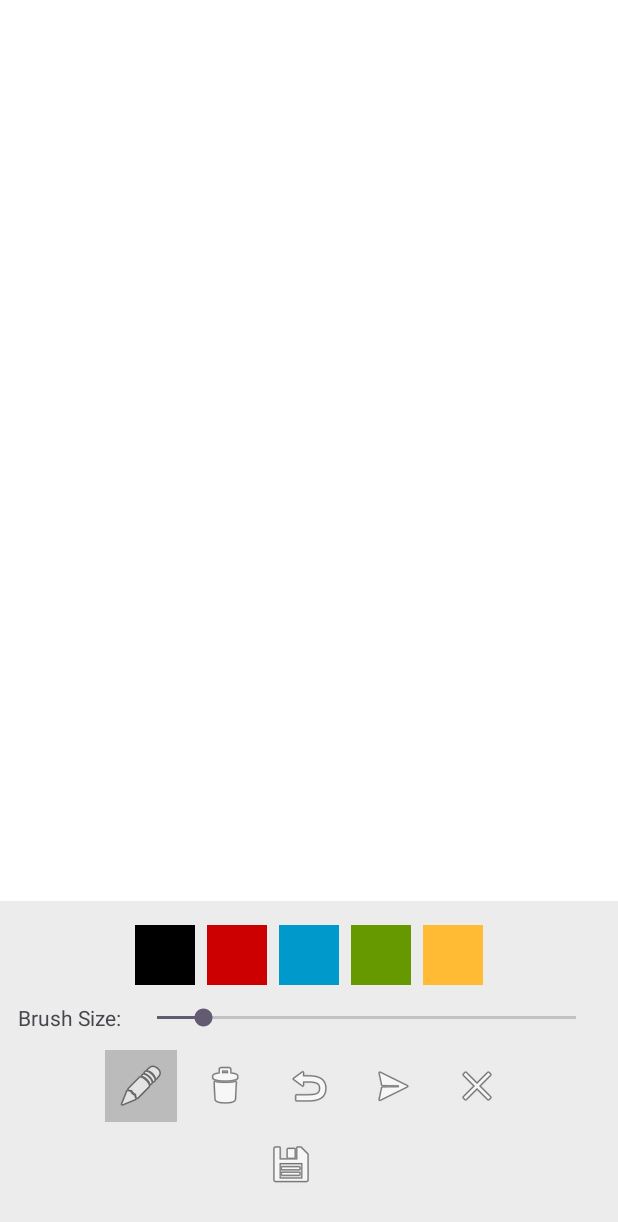
After one commit to YashVerma-code/NotesApp, an Android app: the DrawingActivity screen opened directly, with no data from a screen before it, on a phone screen of 412 x 824 dp. The commit adds this screen. Shown: the top 1222 px of the screen. Run offline under Robolectric (Android 15) with nearby library versions, the phone set to English and light mode, and no system bars; 2 statements that could not run were skipped.

Commit message:
Drawing Part added

```diff
--- /dev/null
+++ b/app/src/main/java/com/example/notesapp/DrawingActivity.java
@@ -0,0 +1,118 @@
+package com.example.notesapp;
+
+import android.content.Intent;
+import android.graphics.Bitmap;
+import android.graphics.Canvas;
+import android.graphics.Color;
+import android.graphics.Paint;
+import android.graphics.Path;
+import android.os.Bundle;
+import android.view.MotionEvent;
+import android.view.View;
+import android.widget.ImageButton;
+import android.widget.LinearLayout;
+import android.widget.SeekBar;
+
+import androidx.appcompat.app.AppCompatActivity;
+
+import java.io.ByteArrayOutputStream;
+import java.util.ArrayList;
+import java.util.Stack;
+
+public class DrawingActivity extends AppCompatActivity {
+
+    private DrawingView drawingView;
+    private ImageButton pencilBtn, eraserBtn, undoBtn, redoBtn, clearBtn, saveBtn, cancelBtn;
+    private ImageButton colorBlackBtn, colorRedBtn, colorBlueBtn, colorGreenBtn, colorYellowBtn;
+    private SeekBar brushSizeSeekBar;
+    private LinearLayout colorPalette;
+
+    @Override
+    protected void onCreate(Bundle savedInstanceState) {
+        super.onCreate(savedInstanceState);
+        setContentView(R.layout.activity_drawing);
+
+        // Initialize drawing view
+        drawingView = findViewById(R.id.drawing_view);
+
+        // Initialize all buttons
+        pencilBtn = findViewById(R.id.pencil_btn);
+        eraserBtn = findViewById(R.id.eraser_btn);
+        undoBtn = findViewById(R.id.undo_btn);
+        redoBtn = findViewById(R.id.redo_btn);
+        clearBtn = findViewById(R.id.clear_btn);
+        saveBtn = findViewById(R.id.save_btn);
+        cancelBtn = findViewById(R.id.cance);
+
+        // Initialize color buttons
+        colorBlackBtn = findViewById(R.id.color_black);
+        colorRedBtn = findViewById(R.id.color_red);
+        colorBlueBtn = findViewById(R.id.color_blue);
+        colorGreenBtn = findViewById(R.id.color_green);
+        colorYellowBtn = findViewById(R.id.color_yellow);
+
+        // Initialize brush size seekbar
+        brushSizeSeekBar = findViewById(R.id.brush_size_seekbar);
+        colorPalette = findViewById(R.id.color_palette);
+
+        // Set default color to black
+        drawingView.setColor(Color.BLACK);
+
+        // Set onClick listeners for buttons
+        pencilBtn.setOnClickListener(v -> {
+            drawingView.setTool(DrawingView.Tool.PENCIL);
+            pencilBtn.setBackgroundColor(Color.LTGRAY);
+            eraserBtn.setBackgroundColor(Color.TRANSPARENT);
+            colorPalette.setVisibility(View.VISIBLE);
+        });
+
+        eraserBtn.setOnClickListener(v -> {
+            drawingView.setTool(DrawingView.Tool.ERASER);
+            eraserBtn.setBackgroundColor(Color.LTGRAY);
+            pencilBtn.setBackgroundColor(Color.TRANSPARENT);
+            colorPalette.setVisibility(View.GONE);
+        });
+
+        undoBtn.setOnClickListener(v -> drawingView.undo());
+        redoBtn.setOnClickListener(v -> drawingView.redo());
+        clearBtn.setOnClickListener(v -> drawingView.clearCanvas());
+
+        saveBtn.setOnClickListener(v -> {
+            Bitmap bitmap = drawingView.getBitmap();
+            ByteArrayOutputStream stream = new ByteArrayOutputStream();
+            bitmap.compress(Bitmap.CompressFormat.PNG, 100, stream);
+            byte[] byteArray = stream.toByteArray();
+
+            Intent resultIntent = new Intent();
+            resultIntent.putExtra("drawing_image", byteArray);
+            setResult(RESULT_OK, resultIntent);
+            finish();
+        });
+
+        cancelBtn.setOnClickListener(v -> {
+            setResult(RESULT_CANCELED);
+            finish();
+        });
+
+        // Color buttons
+        colorBlackBtn.setOnClickListener(v -> drawingView.setColor(Color.BLACK));
+        colorRedBtn.setOnClickListener(v -> drawingView.setColor(Color.RED));
+        colorBlueBtn.setOnClickListener(v -> drawingView.setColor(Color.BLUE));
+        colorGreenBtn.setOnClickListener(v -> drawingView.setColor(Color.GREEN));
+        colorYellowBtn.setOnClickListener(v -> drawingView.setColor(Color.YELLOW));
+
+        // Brush size seekbar
+        brushSizeSeekBar.setOnSeekBarChangeListener(new SeekBar.OnSeekBarChangeListener() {
+            @Override
+            public void onProgressChanged(SeekBar seekBar, int progress, boolean fromUser) {
+                drawingView.setBrushSize(progress + 5); // Min size of 5
+            }
+
+            @Override
+            public void onStartTrackingTouch(SeekBar seekBar) {}
+
+            @Override
+            public void onStopTrackingTouch(SeekBar seekBar) {}
+        });
+    }
+}
--- /dev/null
+++ b/app/src/main/java/com/example/notesapp/DrawingView.java
@@ -0,0 +1,165 @@
+package com.example.notesapp;
+
+import android.content.Context;
+import android.graphics.Bitmap;
+import android.graphics.Canvas;
+import android.graphics.Color;
+import android.graphics.Paint;
+import android.graphics.Path;
+import android.util.AttributeSet;
+import android.view.MotionEvent;
+import android.view.View;
+
+import androidx.annotation.Nullable;
+
+import java.util.Stack;
+
+public class DrawingView extends View {
+
+    // Enum for different drawing tools
+    public enum Tool {
+        PENCIL,
+        ERASER
+    }
+
+    private Path path;
+    private Paint drawPaint, canvasPaint;
+    private int paintColor = Color.BLACK;
+    private Canvas drawCanvas;
+    private Bitmap canvasBitmap;
+    private float brushSize = 10;
+    private Tool currentTool = Tool.PENCIL;
+
+    // For undo/redo functionality
+    private Stack<Path> paths = new Stack<>();
+    private Stack<Paint> paints = new Stack<>();
+    private Stack<Path> redoPaths = new Stack<>();
+    private Stack<Paint> redoPaints = new Stack<>();
+
+    public DrawingView(Context context, @Nullable AttributeSet attrs) {
+        super(context, attrs);
+        setupDrawing();
+    }
+
+    private void setupDrawing() {
+        path = new Path();
+        drawPaint = new Paint();
+
+        drawPaint.setColor(paintColor);
+        drawPaint.setAntiAlias(true);
+        drawPaint.setStrokeWidth(brushSize);
+        drawPaint.setStyle(Paint.Style.STROKE);
+        drawPaint.setStrokeJoin(Paint.Join.ROUND);
+        drawPaint.setStrokeCap(Paint.Cap.ROUND);
+
+        canvasPaint = new Paint(Paint.DITHER_FLAG);
+    }
+
+    @Override
+    protected void onSizeChanged(int w, int h, int oldw, int oldh) {
+        super.onSizeChanged(w, h, oldw, oldh);
+
+        canvasBitmap = Bitmap.createBitmap(w, h, Bitmap.Config.ARGB_8888);
+        drawCanvas = new Canvas(canvasBitmap);
+        drawCanvas.drawColor(Color.WHITE); // White background
+    }
+
+    @Override
+    protected void onDraw(Canvas canvas) {
+        canvas.drawBitmap(canvasBitmap, 0, 0, canvasPaint);
+        canvas.drawPath(path, drawPaint);
+    }
+
+    @Override
+    public boolean onTouchEvent(MotionEvent event) {
+        float touchX = event.getX();
+        float touchY = event.getY();
+
+        switch (event.getAction()) {
+            case MotionEvent.ACTION_DOWN:
+                path.moveTo(touchX, touchY);
+                break;
+            case MotionEvent.ACTION_MOVE:
+                path.lineTo(touchX, touchY);
+                break;
+            case MotionEvent.ACTION_UP:
+                drawCanvas.drawPath(path, drawPaint);
+
+                // Save for undo
+                paths.push(new Path(path));
+                Paint newPaint = new Paint(drawPaint);
+                paints.push(newPaint);
+
+                // Clear redo stack when new drawing happens
+                redoPaths.clear();
+                redoPaints.clear();
+
+                path.reset();
+                break;
+            default:
+                return false;
+        }
+
+        invalidate();
+        return true;
+    }
+
+    public void setColor(int color) {
+        paintColor = color;
+        drawPaint.setColor(paintColor);
+    }
+
+    public void setBrushSize(float size) {
+        brushSize = size;
+        drawPaint.setStrokeWidth(brushSize);
+    }
+
+    public void setTool(Tool tool) {
+        currentTool = tool;
+
+        if (tool == Tool.ERASER) {
+            drawPaint.setColor(Color.WHITE);
+        } else {
+            drawPaint.setColor(paintColor);
+        }
+    }
+
+    public void undo() {
+        if (!paths.isEmpty()) {
+            redoPaths.push(paths.pop());
+            redoPaints.push(paints.pop());
+            redrawCanvas();
+        }
+    }
+
+    public void redo() {
+        if (!redoPaths.isEmpty()) {
+            paths.push(redoPaths.pop());
+            paints.push(redoPaints.pop());
+            redrawCanvas();
+        }
+    }
+
+    private void redrawCanvas() {
+        drawCanvas.drawColor(Color.WHITE); // Clear and redraw
+
+        for (int i = 0; i < paths.size(); i++) {
+            drawCanvas.drawPath(paths.get(i), paints.get(i));
+        }
+
+        invalidate();
+    }
+
+    public void clearCanvas() {
+        paths.clear();
+        paints.clear();
+        redoPaths.clear();
+        redoPaints.clear();
+        drawCanvas.drawColor(Color.WHITE);
+        invalidate();
+    }
+
+    public Bitmap getBitmap() {
+        return Bitmap.createBitmap(canvasBitmap);
+    }
+}
--- /dev/null
+++ b/app/src/main/res/layout/activity_drawing.xml
@@ -0,0 +1,170 @@
+<?xml version="1.0" encoding="utf-8"?>
+<androidx.constraintlayout.widget.ConstraintLayout xmlns:android="http://schemas.android.com/apk/res/android"
+    xmlns:app="http://schemas.android.com/apk/res-auto"
+    xmlns:tools="http://schemas.android.com/tools"
+    android:layout_width="match_parent"
+    android:layout_height="match_parent"
+    android:background="@android:color/white"
+    tools:context=".DrawingActivity">
+
+    <com.example.notesapp.DrawingView
+        android:id="@+id/drawing_view"
+        android:layout_width="0dp"
+        android:layout_height="0dp"
+        android:background="@android:color/white"
+        app:layout_constraintBottom_toTopOf="@+id/tools_layout"
+        app:layout_constraintEnd_toEndOf="parent"
+        app:layout_constraintStart_toStartOf="parent"
+        app:layout_constraintTop_toTopOf="parent" />
+
+    <LinearLayout
+        android:id="@+id/tools_layout"
+        android:layout_width="match_parent"
+        android:layout_height="wrap_content"
+        android:orientation="vertical"
+        android:padding="8dp"
+        android:background="#ECECEC"
+        app:layout_constraintBottom_toBottomOf="parent"
+        app:layout_constraintEnd_toEndOf="parent"
+        app:layout_constraintStart_toStartOf="parent">
+
+        <LinearLayout
+            android:id="@+id/color_palette"
+            android:layout_width="match_parent"
+            android:layout_height="wrap_content"
+            android:orientation="horizontal"
+            android:gravity="center"
+            android:padding="4dp">
+
+            <ImageButton
+                android:id="@+id/color_black"
+                android:layout_width="40dp"
+                android:layout_height="40dp"
+                android:background="@android:color/black"
+                android:layout_margin="4dp" />
+
+            <ImageButton
+                android:id="@+id/color_red"
+                android:layout_width="40dp"
+                android:layout_height="40dp"
+                android:background="@android:color/holo_red_dark"
+                android:layout_margin="4dp" />
+
+            <ImageButton
+                android:id="@+id/color_blue"
+                android:layout_width="40dp"
+                android:layout_height="40dp"
+                android:background="@android:color/holo_blue_dark"
+                android:layout_margin="4dp" />
+
+            <ImageButton
+                android:id="@+id/color_green"
+                android:layout_width="40dp"
+                android:layout_height="40dp"
+                android:background="@android:color/holo_green_dark"
+                android:layout_margin="4dp" />
+
+            <ImageButton
+                android:id="@+id/color_yellow"
+                android:layout_width="40dp"
+                android:layout_height="40dp"
+                android:background="@android:color/holo_orange_light"
+                android:layout_margin="4dp" />
+        </LinearLayout>
+
+        <LinearLayout
+            android:layout_width="match_parent"
+            android:layout_height="wrap_content"
+            android:orientation="horizontal"
+            android:gravity="center_vertical"
+            android:padding="4dp">
+
+            <TextView
+                android:layout_width="wrap_content"
+                android:layout_height="wrap_content"
+                android:text="Brush Size:"
+                android:layout_marginEnd="8dp"/>
+
+            <SeekBar
+                android:id="@+id/brush_size_seekbar"
+                android:layout_width="match_parent"
+                android:layout_height="wrap_content"
+                android:max="45"
+                android:progress="5" />
+        </LinearLayout>
+
+        <LinearLayout
+            android:layout_width="match_parent"
+            android:layout_height="wrap_content"
+            android:orientation="horizontal"
+            android:gravity="center"
+            android:padding="4dp">
+
+            <ImageButton
+                android:id="@+id/pencil_btn"
+                android:layout_width="48dp"
+                android:layout_height="48dp"
+                android:src="@android:drawable/ic_menu_edit"
+                android:background="@color/ltgray"
+                android:contentDescription="Pencil"
+                android:layout_margin="4dp" />
+
+            <ImageButton
+                android:id="@+id/eraser_btn"
+                android:layout_width="48dp"
+                android:layout_height="48dp"
+                android:src="@android:drawable/ic_menu_delete"
+                android:background="@android:color/transparent"
+                android:contentDescription="Eraser"
+                android:layout_margin="4dp" />
+
+            <ImageButton
+                android:id="@+id/undo_btn"
+                android:layout_width="48dp"
+                android:layout_height="48dp"
+                android:src="@android:drawable/ic_menu_revert"
+                android:background="@android:color/transparent"
+                android:contentDescription="Undo"
+                android:layout_margin="4dp" />
+
+            <ImageButton
+                android:id="@+id/redo_btn"
+                android:layout_width="48dp"
+                android:layout_height="48dp"
+                android:src="@android:drawable/ic_menu_send"
+                android:background="@android:color/transparent"
+                android:contentDescription="Redo"
+                android:layout_margin="4dp" />
+
+            <ImageButton
+                android:id="@+id/clear_btn"
+                android:layout_width="48dp"
+                android:layout_height="48dp"
+                android:layout_margin="4dp"
+                android:background="@android:color/transparent"
+                android:contentDescription="Clear"
+                android:src="@android:drawable/ic_menu_close_clear_cancel" />
+
+        </LinearLayout>
+
+        <LinearLayout
+            android:layout_width="match_parent"
+            android:layout_height="wrap_content"
+            android:layout_marginBottom="20dp"
+            android:orientation="horizontal"
+            android:gravity="center"
+            android:padding="4dp">
+
+            <ImageButton
+                android:id="@+id/save_btn"
+                android:layout_width="wrap_content"
+                android:layout_height="wrap_content"
+                android:layout_marginEnd="24dp"
+                android:background="@android:color/transparent"
+                android:contentDescription="Save"
+                android:src="@android:drawable/ic_menu_save" />
+        </LinearLayout>
+
+
+    </LinearLayout>
+</androidx.constraintlayout.widget.ConstraintLayout>
--- a/app/src/main/res/values/colors.xml
+++ b/app/src/main/res/values/colors.xml
@@ -17,5 +17,7 @@
     <color name="dark_background">#212121</color>
     <color name="dark_surface">#303030</color>
     <color name="light_gray">#BBBBBB</color>
+    <color name="ltgray">#BBBBBB</color>
+
     <color name="material_dynamic_neutral10">#1A1B20</color>
 </resources>
```
Also changed, not shown: app/src/main/AndroidManifest.xml (+7 -5 lines), app/src/main/java/com/example/notesapp/NotesActivity.java (+24 -10 lines).
